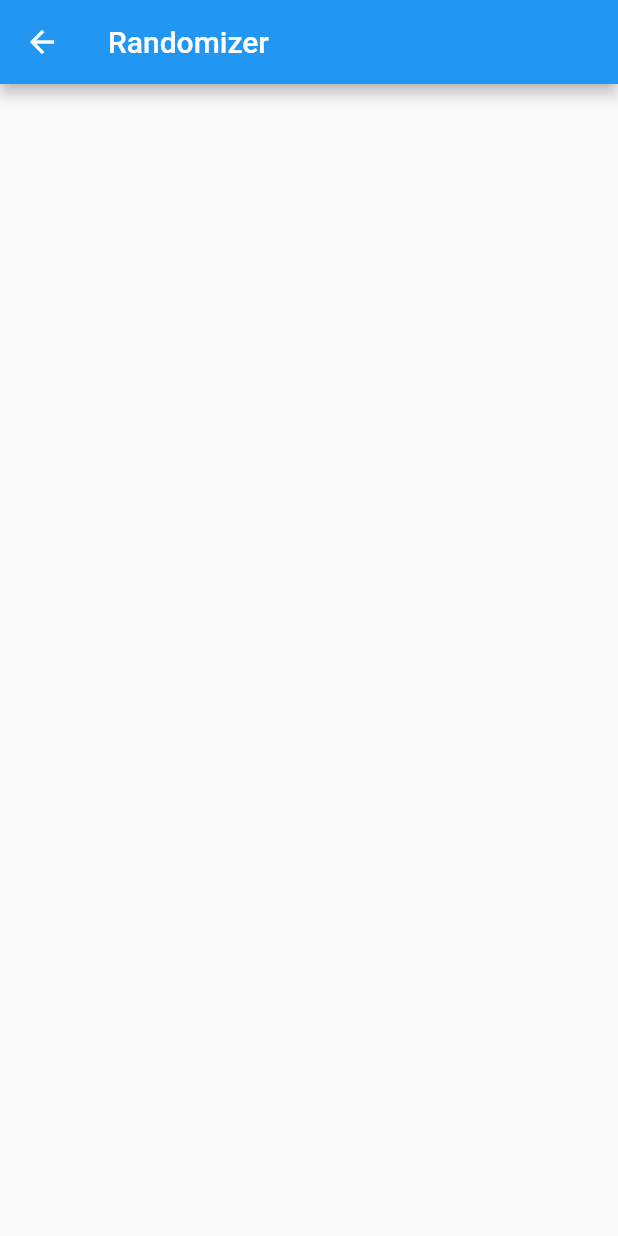
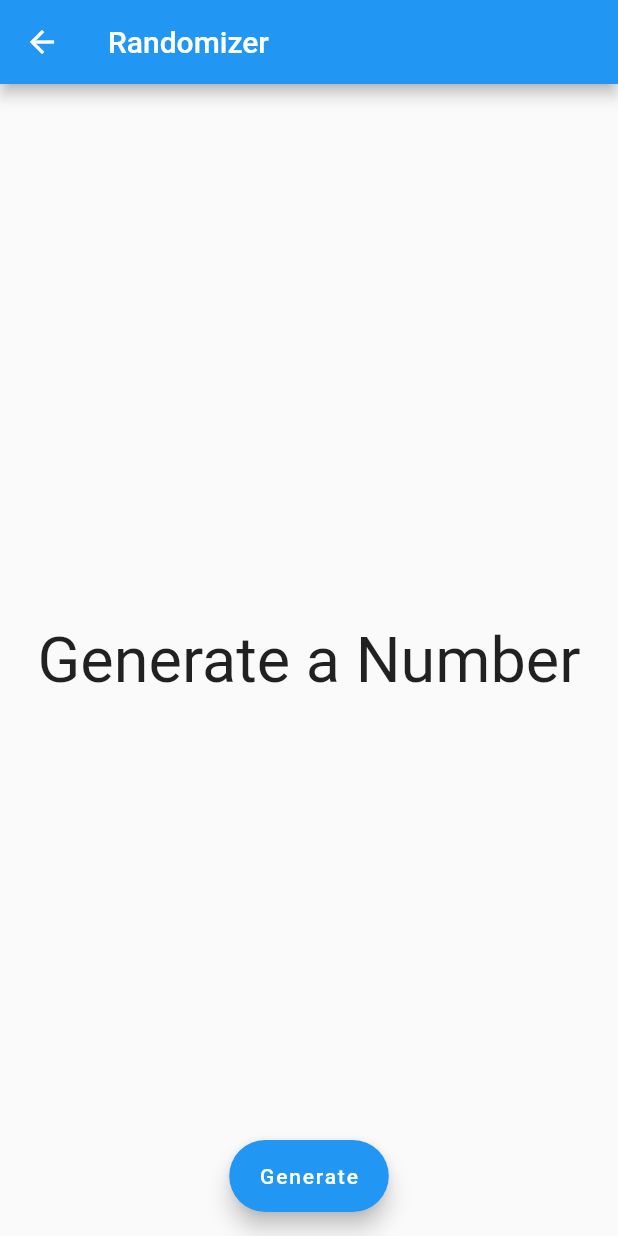
Before and after one commit to vishnuraj-m/RESO_CODER_FLUTTER_RANDOMIZER_APP, a Flutter app: the screen it shows after launch, after a tap on the "arrow forward" icon, on a phone screen of 412 x 824 dp. Run offline on Flutter 3.47's test engine with Material 2 defaults, Android fonts, the phone set to English and light mode, and no system bars.

Commit message:
Implementing the Randomizer Page

```diff
--- a/lib/randomizer_page.dart
+++ b/lib/randomizer_page.dart
@@ -1,3 +1,5 @@
+import 'dart:math';
+
 import 'package:flutter/material.dart';
 
 class RandomizerPage extends StatefulWidget {
@@ -13,6 +15,9 @@ class RandomizerPage extends StatefulWidget {
 }
 
 class _RandomizerPageState extends State<RandomizerPage> {
+  int? _generatedNumber;
+  final randomGenerator = Random();
+
   @override
   Widget build(BuildContext context) {
     widget.min;
@@ -20,6 +25,22 @@ class _RandomizerPageState extends State<RandomizerPage> {
       appBar: AppBar(
         title: const Text('Randomizer'),
       ),
+      body: Center(
+        child: Text(
+          _generatedNumber?.toString() ?? 'Generate a Number',
+          style: const TextStyle(fontSize: 42),
+        ),
+      ),
+      floatingActionButton: FloatingActionButton.extended(
+        label: const Text('Generate'),
+        onPressed: () {
+          setState(() {
+            _generatedNumber = widget.min +
+                randomGenerator.nextInt(widget.max + 1 - widget.min);
+          });
+        },
+      ),
+      floatingActionButtonLocation: FloatingActionButtonLocation.centerFloat,
     );
   }
 }
```
